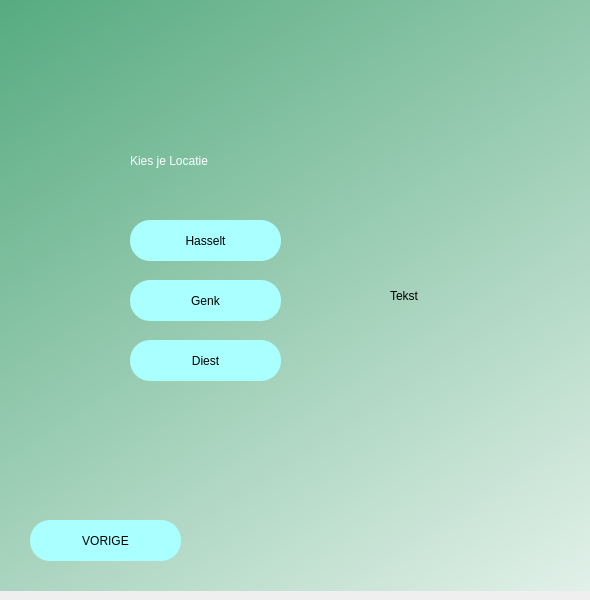
Old version of the form sport_booker/gui/locationscreen.ui in the repository bert-pxl/sport-booker.
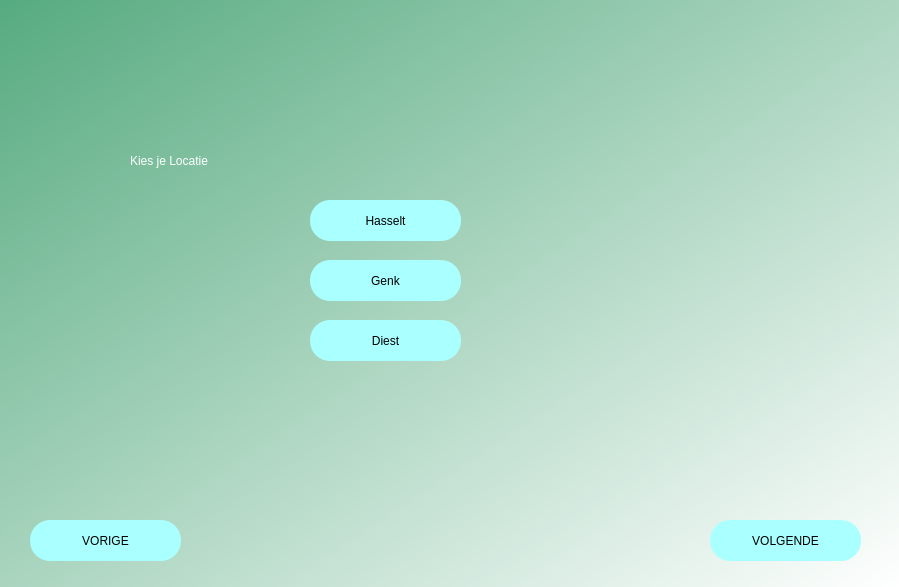
New version of the form.

Diff of the .ui file:
```diff
--- a/sport_booker/gui/locationscreen.ui
+++ b/sport_booker/gui/locationscreen.ui
@@ -6,8 +6,8 @@
    <rect>
     <x>0</x>
     <y>0</y>
-    <width>590</width>
-    <height>600</height>
+    <width>899</width>
+    <height>587</height>
    </rect>
   </property>
   <property name="windowTitle">
@@ -45,8 +45,8 @@
    <widget class="QPushButton" name="location_button_1">
     <property name="geometry">
      <rect>
-      <x>130</x>
-      <y>230</y>
+      <x>310</x>
+      <y>210</y>
       <width>151</width>
       <height>41</height>
      </rect>
@@ -63,8 +63,8 @@
    <widget class="QPushButton" name="location_button_2">
     <property name="geometry">
      <rect>
-      <x>130</x>
-      <y>290</y>
+      <x>310</x>
+      <y>270</y>
       <width>151</width>
       <height>41</height>
      </rect>
@@ -81,8 +81,8 @@
    <widget class="QPushButton" name="location_button_3">
     <property name="geometry">
      <rect>
-      <x>130</x>
-      <y>350</y>
+      <x>310</x>
+      <y>330</y>
       <width>151</width>
       <height>41</height>
      </rect>
@@ -135,14 +135,30 @@
    <widget class="QLabel" name="location_text_parameters">
     <property name="geometry">
      <rect>
-      <x>390</x>
-      <y>230</y>
+      <x>130</x>
+      <y>210</y>
       <width>161</width>
-      <height>151</height>
+      <height>161</height>
      </rect>
     </property>
     <property name="text">
-     <string>Tekst</string>
+     <string/>
+    </property>
+   </widget>
+   <widget class="QLabel" name="location_label_info">
+    <property name="geometry">
+     <rect>
+      <x>490</x>
+      <y>210</y>
+      <width>331</width>
+      <height>161</height>
+     </rect>
+    </property>
+    <property name="styleSheet">
+     <string notr="true">font: 10pt &quot;Verdana&quot;;color:rgb(255, 255, 255)</string>
+    </property>
+    <property name="text">
+     <string/>
     </property>
    </widget>
   </widget>
```
Left out of the diff: 2 changed lines with no effect on the pictures.
